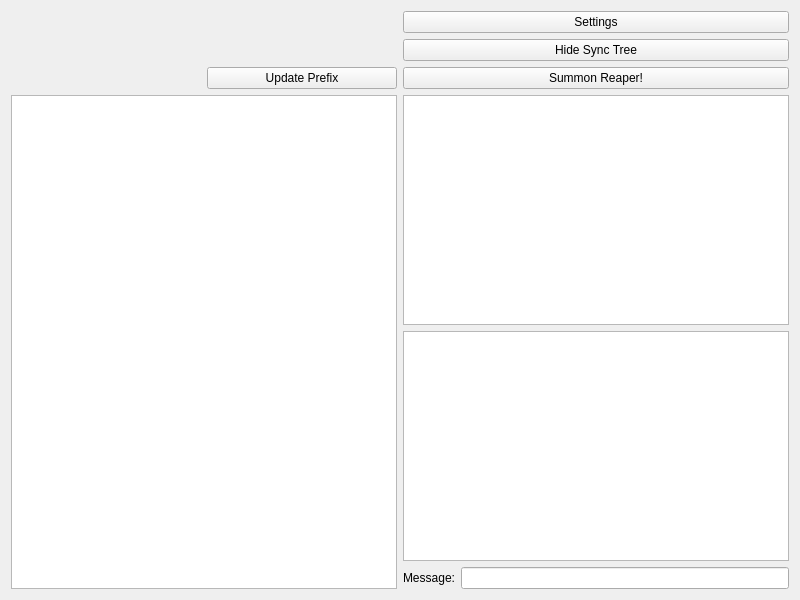
Before: the Qt Designer form chatdialog.ui in named-data/ChronoChat, drawn with Qt 5.
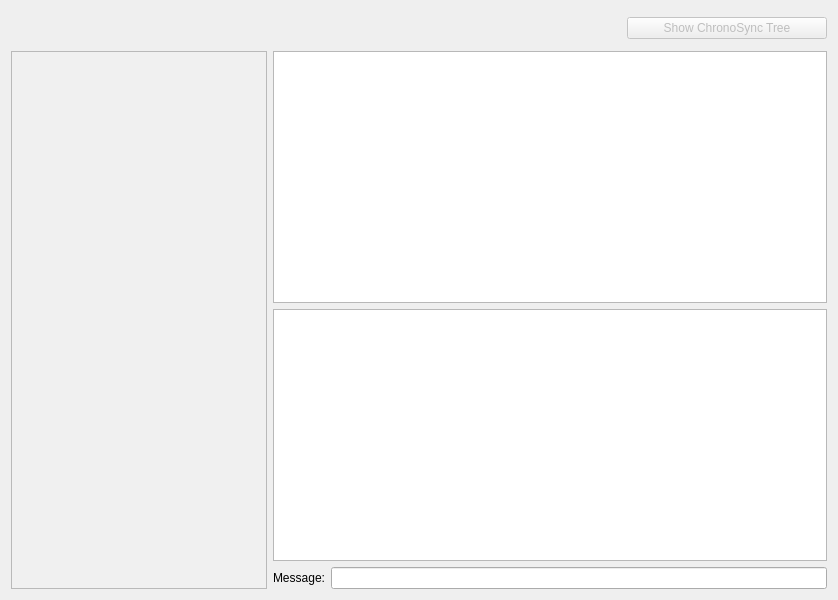
After: the same form once the commit is applied.

Diff of the .ui file:
```diff
--- a/chatdialog.ui
+++ b/chatdialog.ui
@@ -5,7 +5,7 @@
       <rect>
       <x>0</x>
       <y>0</y>
-      <width>800</width>
+    <width>838</width>
       <height>600</height>
       </rect>
     </property>
@@ -20,20 +20,11 @@
       <!-- start of head bar item -->
       <item >
         <layout class="QHBoxLayout">
-          <property name="margin">
-            <number>0</number>
-          </property>
           <property name="spacing">
-            <number>6</number>
+      <number>-1</number>
           </property>
           <item>
-            <layout class = "QVBoxLayout" >
-              <property name="margin">
-                <number>0</number>
-              </property>
-              <property name="spacing">
-                <number>6</number>
-              </property>
+      <layout class="QVBoxLayout">
               <item>
                 <widget class="QLabel" name="infoLabel">
                 <property name="focusPolicy">
@@ -42,13 +33,7 @@
                 </widget>
               </item>
               <item>
-                <layout class = "QHBoxLayout" >
-                  <property name="margin">
-                    <number>0</number>
-                  </property>
-                  <property name="spacing">
-                    <number>6</number>
-                  </property>
+        <layout class="QHBoxLayout">
                   <item>
                     <widget class="QLabel" name="prefixLabel">
                     <property name="focusPolicy">
@@ -56,80 +41,57 @@
                     </property>
                     </widget>
                   </item>
-                  <item>
-                    <widget class="QPushButton" name="refreshButton">
-                    <property name="focusPolicy">
-                      <enum>Qt::NoFocus</enum>
-                    </property>
-                    <property name="minimumWidth">
-                      <number>150</number>
-                    </property>
-                    <property name="maximumWidth">
-                      <number>150</number>
-                    </property>
-                    <property name="text">
-                      <string>Update Prefix</string> 
-                    </property>
-                    </widget>
-                  </item>
                 </layout>
               </item>
             </layout>
           </item>
           <item>
-            <layout class = "QVBoxLayout" >
-              <property name="margin">
-                <number>0</number>
-              </property>
-              <property name="spacing">
-                <number>6</number>
-              </property>
+      <spacer name="horizontalSpacer">
+       <property name="orientation">
+        <enum>Qt::Horizontal</enum>
+       </property>
+       <property name="sizeHint" stdset="0">
+        <size>
+         <width>40</width>
+         <height>20</height>
+        </size>
+       </property>
+      </spacer>
+     </item>
               <item>
-                <widget class="QPushButton" name="setButton">
-                <property name="focusPolicy">
-                  <enum>Qt::NoFocus</enum>
-                </property>
-                <property name="text">
-                  <string>Settings</string> 
-                </property>
-                <property name="minimumWidth">
-                  <number>150</number>
-                </property>
-                <property name="maximumWidth">
-                  <number>150</number>
-                </property>
-                </widget>
-              </item>
+      <layout class="QVBoxLayout">
+       <property name="sizeConstraint">
+        <enum>QLayout::SetFixedSize</enum>
+       </property>
               <item>
                 <widget class="QPushButton" name="treeButton">
-                <property name="focusPolicy">
-                  <enum>Qt::NoFocus</enum>
-                </property>
-                <property name="text">
-                  <string>Hide Sync Tree</string> 
-                </property>
-                <property name="minimumWidth">
-                  <number>150</number>
-                </property>
-                <property name="maximumWidth">
-                  <number>150</number>
-                </property>
-                </widget>
-              </item>
-              <item>
-                <widget class="QPushButton" name="reapButton">
+         <property name="enabled">
+          <bool>false</bool>
+         </property>
+         <property name="sizePolicy">
+          <sizepolicy hsizetype="Maximum" vsizetype="Fixed">
+           <horstretch>0</horstretch>
+           <verstretch>0</verstretch>
+          </sizepolicy>
+         </property>
+         <property name="minimumSize">
+          <size>
+           <width>200</width>
+           <height>0</height>
+          </size>
+         </property>
+         <property name="maximumSize">
+          <size>
+           <width>200</width>
+           <height>16777215</height>
+          </size>
+         </property>
                 <property name="focusPolicy">
                   <enum>Qt::NoFocus</enum>
                 </property>
                 <property name="text">
-                  <string>Summon Reaper!</string> 
-                </property>
-                <property name="minimumWidth">
-                  <number>150</number>
-                </property>
-                <property name="maximumWidth">
-                  <number>150</number>
-                </property>
+          <string>Show ChronoSync Tree</string>
+         </property>
                 </widget>
               </item>
             </layout>
@@ -139,31 +101,42 @@
       <!-- end of head bar item -->
       <!-- start of display area -->
       <item>
-        <layout class = "QHBoxLayout">
-          <property name="margin">
-           <number>0</number>
-          </property>
-          <property name="spacing">
-            <number>6</number>
-          </property>
-          <item>
-            <widget class = "QListView" name="listView">
+    <layout class="QHBoxLayout">
+     <item>
+      <widget class="QListView" name="listView">
+       <property name="sizePolicy">
+        <sizepolicy hsizetype="Fixed" vsizetype="Expanding">
+         <horstretch>0</horstretch>
+         <verstretch>0</verstretch>
+        </sizepolicy>
+       </property>
+       <property name="font">
+        <font>
+         <pointsize>14</pointsize>
+         <weight>75</weight>
+         <bold>true</bold>
+        </font>
+       </property>
               <property name="focusPolicy">
                 <enum>Qt::NoFocus</enum>
               </property>
-              <property name="maximumWidth">
-                <number>200</number>
+       <property name="styleSheet">
+        <string notr="true">color: darkGreen;
+background: #F0F0F0;</string>
+       </property>
+       <property name="editTriggers">
+        <set>QAbstractItemView::NoEditTriggers</set>
+       </property>
+       <property name="showDropIndicator" stdset="0">
+        <bool>false</bool>
+       </property>
+       <property name="selectionMode">
+        <enum>QAbstractItemView::NoSelection</enum>
               </property>
             </widget>
           </item>
           <item>
             <layout class="QVBoxLayout">
-              <property name="margin">
-               <number>0</number>
-              </property>
-              <property name="spacing">
-                <number>6</number>
-              </property>
               <item>
                 <widget class="QGraphicsView" name="treeViewer">
                 <property name="focusPolicy">
@@ -187,12 +160,6 @@
               <!-- start of input line widget -->
               <item>
                 <layout class="QHBoxLayout">
-                  <property name="margin">
-                    <number>0</number>
-                  </property>
-                  <property name="spacing">
-                    <number>6</number>
-                  </property>
                   <item>
                     <widget class="QLabel" name="label">
                       <property name="text">
```
Left out of the diff: 20 changed lines with no effect on the pictures. Lines whose indentation alone changed are shown as unchanged.
